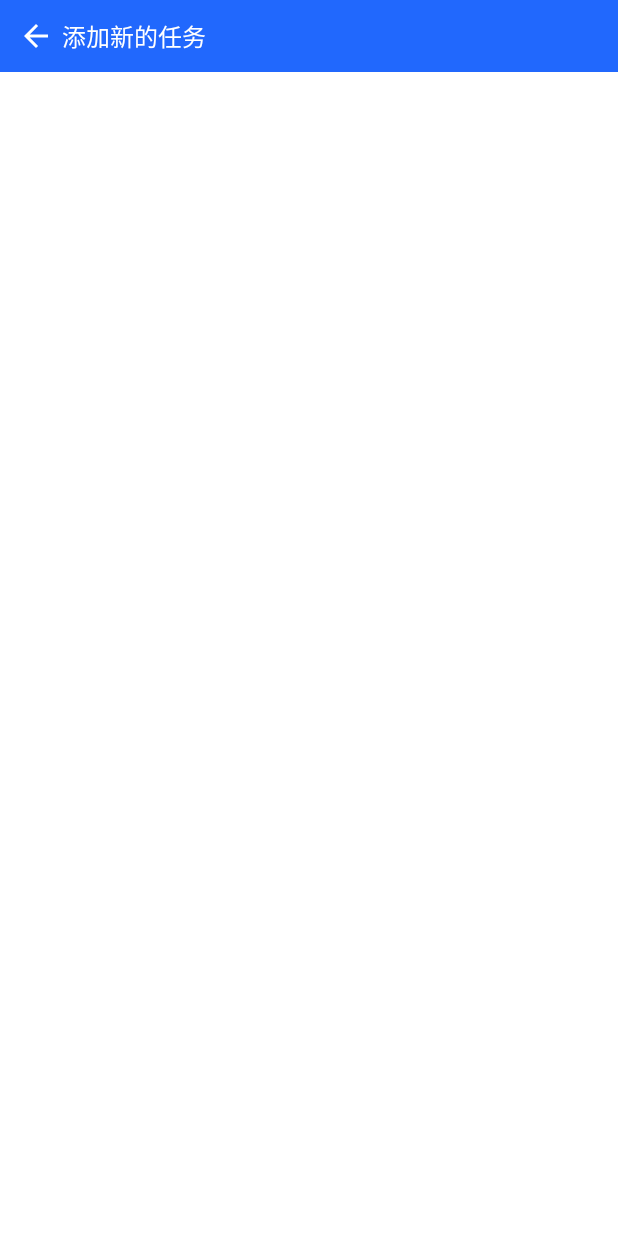
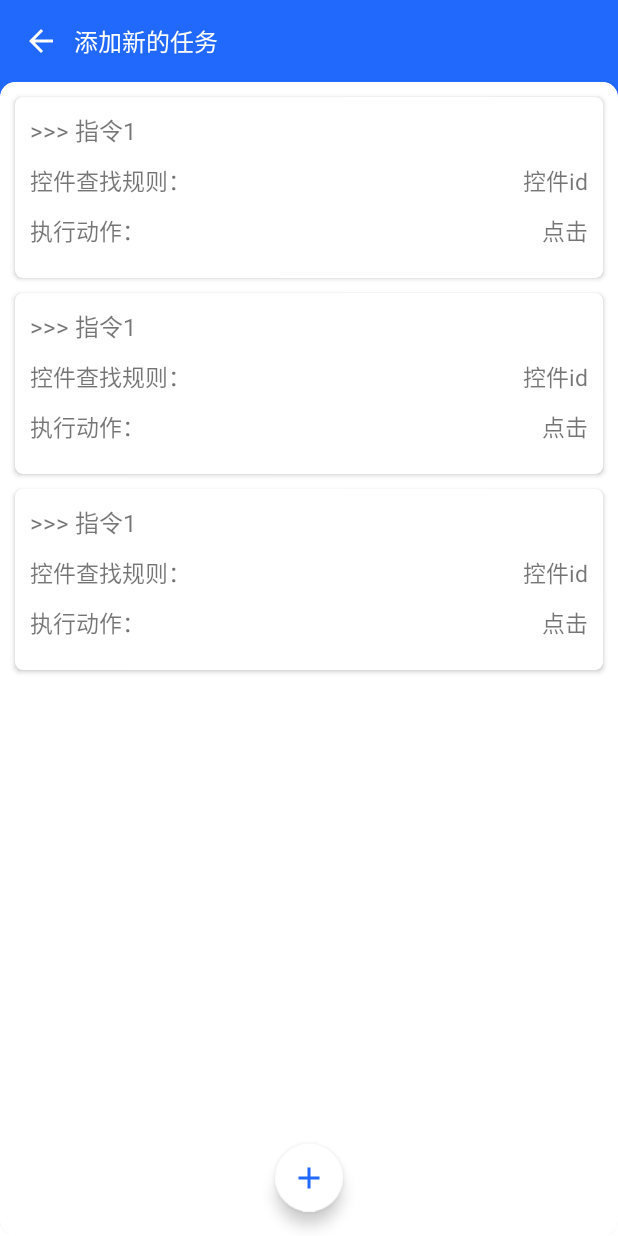
Before and after one commit to ommiao/AutoTask, an Android app: the layout fragment_task_add.xml on its own in the app's theme, with its tools: preview values and no code run, on a phone screen of 412 x 824 dp. Run offline under Robolectric (Android 15) with nearby library versions, the phone set to English and light mode, and no system bars.

Commit message:
添加任务界面ui开发（部分）。

```diff
--- a/app/build.gradle
+++ b/app/build.gradle
@@ -60,4 +60,6 @@ dependencies {
     implementation 'com.gyf.immersionbar:immersionbar:3.0.0-beta05'
     implementation 'com.google.android.material:material:1.0.0'
     implementation 'com.facebook.rebound:rebound:0.3.8'
+    implementation 'com.zhihu.android:matisse:0.5.2'
+    implementation 'com.yanzhenjie.permission:x:2.0.1'
 }
--- a/app/src/main/AndroidManifest.xml
+++ b/app/src/main/AndroidManifest.xml
@@ -4,6 +4,8 @@
     package="cn.ommiao.autotask">
 
     <uses-permission android:name="android.permission.INTERNET" />
+    <uses-permission android:name="android.permission.READ_EXTERNAL_STORAGE" />
+    <uses-permission android:name="android.permission.WRITE_EXTERNAL_STORAGE" />
 
     <application
         android:name=".core.App"
--- /dev/null
+++ b/app/src/main/res/drawable/bg_task_add_content.xml
@@ -0,0 +1,11 @@
+<?xml version="1.0" encoding="utf-8"?>
+<shape xmlns:android="http://schemas.android.com/apk/res/android"
+    android:shape="rectangle">
+
+    <solid android:color="@android:color/white"/>
+
+    <corners
+        android:topLeftRadius="10dp"
+        android:topRightRadius="10dp"/>
+
+</shape>
--- a/app/src/main/res/layout/fragment_task_add.xml
+++ b/app/src/main/res/layout/fragment_task_add.xml
@@ -1,6 +1,7 @@
 <?xml version="1.0" encoding="utf-8"?>
 <layout xmlns:android="http://schemas.android.com/apk/res/android"
-    xmlns:app="http://schemas.android.com/apk/res-auto">
+    xmlns:app="http://schemas.android.com/apk/res-auto"
+    xmlns:tools="http://schemas.android.com/tools">
 
     <FrameLayout
         android:id="@+id/fl_container"
@@ -10,24 +11,24 @@
         android:clickable="true"
         android:focusable="true">
 
-        <LinearLayout
+        <RelativeLayout
             android:layout_width="match_parent"
             android:layout_height="match_parent"
-            android:orientation="vertical">
+            android:orientation="vertical"
+            android:background="@color/colorPrimary">
 
             <View
                 android:id="@+id/v_status_bar"
                 android:layout_width="match_parent"
-                    android:layout_height="0dp"
-                    android:background="@color/colorPrimary" />
+                android:layout_height="0dp" />
 
             <LinearLayout
+                android:id="@+id/ll_title_bar"
                 android:layout_width="match_parent"
                 android:layout_height="wrap_content"
-                    android:background="@color/colorPrimary"
-                    android:gravity="center_vertical"
+                android:layout_below="@id/v_status_bar"
                 android:orientation="horizontal"
-                    android:padding="12dp">
+                android:padding="15dp">
 
                 <ImageView
                     android:id="@+id/iv_back"
@@ -41,18 +42,38 @@
                     android:layout_weight="1"
                     android:text="@string/title_add_task"
                     android:textColor="@android:color/white"
-                        android:layout_marginStart="5dp"
-                        android:layout_marginEnd="5dp"
+                    android:layout_marginStart="10dp"
+                    android:layout_marginEnd="10dp"
                     android:textSize="16sp"
                     android:maxLines="1"
                     android:ellipsize="end"/>
 
-
             </LinearLayout>
 
+            <View
+                android:layout_width="match_parent"
+                android:layout_height="20dp"
+                android:background="@android:color/white"
+                android:layout_alignParentBottom="true"/>
 
+            <androidx.cardview.widget.CardView
+                android:layout_width="match_parent"
+                android:layout_height="match_parent"
+                android:layout_below="@id/ll_title_bar"
+                app:cardElevation="0dp"
+                app:cardCornerRadius="10dp">
 
-        </LinearLayout>
+                <androidx.recyclerview.widget.RecyclerView
+                    android:id="@+id/rv_orders"
+                    android:layout_width="match_parent"
+                    android:layout_height="match_parent"
+                    android:background="@drawable/bg_task_add_content"
+                    android:elevation="5dp"
+                    tools:listitem="@layout/item_order_list"/>
+
+            </androidx.cardview.widget.CardView>
+
+        </RelativeLayout>
 
 
         <com.google.android.material.floatingactionbutton.FloatingActionButton
@@ -62,8 +83,8 @@
             android:layout_gravity="center_horizontal|bottom"
             android:layout_margin="16dp"
             android:src="@drawable/ic_add"
-            android:tint="@android:color/white"
-            android:visibility="invisible"
+            android:tint="@color/colorPrimary"
+            app:backgroundTint="@android:color/white"
             app:fabCustomSize="45dp" />
 
     </FrameLayout>
--- /dev/null
+++ b/app/src/main/res/layout/item_order_list.xml
@@ -0,0 +1,89 @@
+<?xml version="1.0" encoding="utf-8"?>
+<androidx.cardview.widget.CardView xmlns:android="http://schemas.android.com/apk/res/android"
+    android:layout_width="match_parent"
+    android:layout_height="wrap_content"
+    xmlns:app="http://schemas.android.com/apk/res-auto"
+    xmlns:tools="http://schemas.android.com/tools"
+    android:layout_marginTop="10dp"
+    android:layout_marginStart="10dp"
+    android:layout_marginEnd="10dp"
+    app:contentPadding="10dp"
+    app:cardCornerRadius="5dp"
+    app:cardElevation="2dp">
+
+    <LinearLayout
+        android:layout_width="match_parent"
+        android:layout_height="wrap_content"
+        android:orientation="vertical">
+
+        <LinearLayout
+            android:layout_width="match_parent"
+            android:layout_height="wrap_content"
+            android:orientation="horizontal"
+            android:layout_marginBottom="10dp">
+
+            <TextView
+                android:layout_width="wrap_content"
+                android:layout_height="wrap_content"
+                android:textSize="16sp"
+                android:text=">>> "/>
+
+            <TextView
+                android:id="@+id/tv_order_title"
+                android:layout_width="wrap_content"
+                android:layout_height="wrap_content"
+                android:textSize="16sp"
+                tools:text="指令1"/>
+
+        </LinearLayout>
+
+
+        <LinearLayout
+            android:layout_width="match_parent"
+            android:layout_height="wrap_content"
+            android:orientation="horizontal"
+            android:layout_marginBottom="10dp">
+
+            <TextView
+                android:layout_width="wrap_content"
+                android:layout_height="wrap_content"
+                android:textSize="15sp"
+                android:text="控件查找规则："/>
+
+            <TextView
+                android:id="@+id/tv_find_rule"
+                android:layout_width="0dp"
+                android:layout_height="wrap_content"
+                android:layout_weight="1"
+                android:gravity="end"
+                android:textSize="15sp"
+                tools:text="控件id"/>
+
+        </LinearLayout>
+
+        <LinearLayout
+            android:layout_width="match_parent"
+            android:layout_height="wrap_content"
+            android:orientation="horizontal"
+            android:layout_marginBottom="10dp">
+
+            <TextView
+                android:layout_width="wrap_content"
+                android:layout_height="wrap_content"
+                android:textSize="15sp"
+                android:text="执行动作："/>
+
+            <TextView
+                android:id="@+id/tv_action"
+                android:layout_width="0dp"
+                android:layout_height="wrap_content"
+                android:layout_weight="1"
+                android:gravity="end"
+                android:textSize="15sp"
+                tools:text="点击"/>
+
+        </LinearLayout>
+
+    </LinearLayout>
+
+</androidx.cardview.widget.CardView>
--- a/app/src/main/res/values/strings.xml
+++ b/app/src/main/res/values/strings.xml
@@ -1,4 +1,6 @@
 <resources>
     <string name="app_name">Auto Task</string>
     <string name="title_add_task">添加新的任务</string>
+    <string name="default_task_name">Task Name</string>
+    <string name="default_task_desc">Task description.</string>
 </resources>
--- a/build.gradle
+++ b/build.gradle
@@ -35,7 +35,7 @@ allprojects {
 ext {
     VERSION_CODE = 1
     VERSION_NAME = "1.0.0"
-    MIN_SDK_VERSION = 22
+    MIN_SDK_VERSION = 23
     TARGET_SDK_VERSION = 29
     COMPILE_SDK_VERSION = 29
     BUILD_TOOL_VERSION = "29.0.0"
```
Also changed, not shown: app/src/main/assets/task.json (+4 -4 lines), app/src/main/java/cn/ommiao/autotask/other/Glide4Engine.java (added, +87 -0 lines), app/src/main/java/cn/ommiao/autotask/ui/adapter/OrderListAdapter.java (added, +28 -0 lines), app/src/main/java/cn/ommiao/autotask/ui/main/TaskAddFragment.java (+96 -0 lines), app/src/main/res/drawable/ic_album_select.xml (added, +15 -0 lines), app/src/main/res/drawable/mask_header_order.xml (added, +11 -0 lines), app/src/main/res/layout/footer_order_list.xml (added, +11 -0 lines), app/src/main/res/layout/header_order_list.xml (added, +61 -0 lines), base/src/main/java/cn/ommiao/base/entity/order/Action.java (+15 -1 lines), base/src/main/java/cn/ommiao/base/entity/order/FindRule.java (+16 -1 lines). Lines whose indentation alone changed are shown as unchanged.
